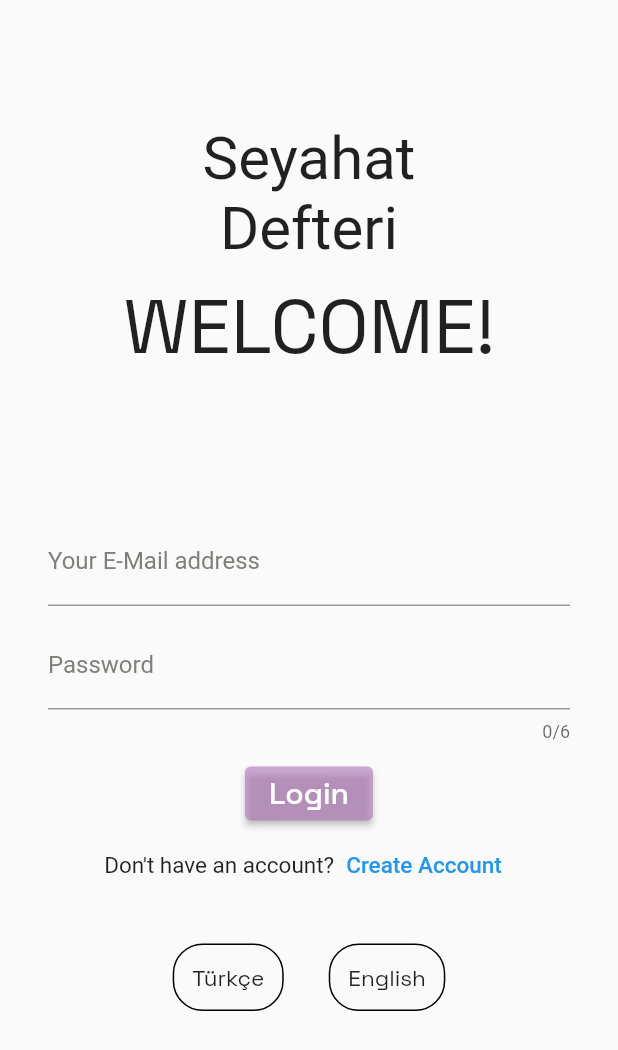
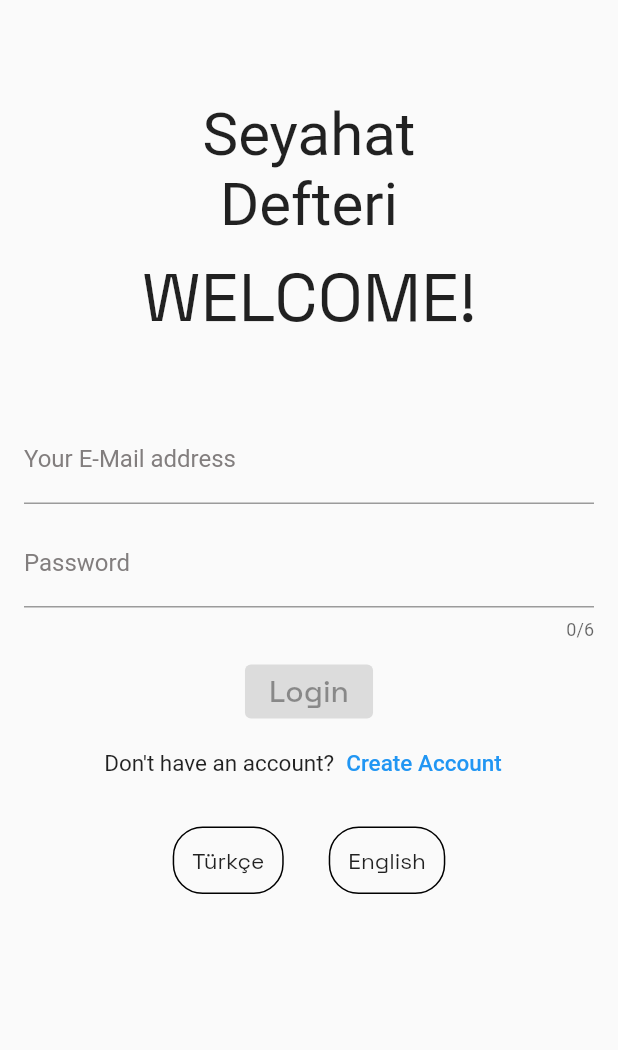
Before and after one commit to mahmutcancokcapar/seyahat-defteri, a Flutter app: the screen it shows after launch, on a phone screen of 412 x 824 dp. Shown: the top 1050 px of the screen. Run offline on Flutter 3.47's test engine with Material 2 defaults, Android fonts, the phone set to English and light mode, and no system bars; our stand-ins replace cloud_firestore, curved_navigation_bar, firebase_auth, firebase_core, geolocator, get and 2 more; accounts and stored records are empty.

Commit message:
Update login_page.dart

```diff
--- a/lib/sayfalar/login_page.dart
+++ b/lib/sayfalar/login_page.dart
@@ -2,6 +2,7 @@ import 'package:firebase_auth/firebase_auth.dart';
 import 'package:flutter/material.dart';
 import 'package:get/get.dart';
 import 'package:google_fonts/google_fonts.dart';
+import 'package:seydef/sayfalar/discover_page.dart';
 import 'package:seydef/sayfalar/register.dart';
 import '../service/auth.dart';
 
@@ -16,29 +17,64 @@ class _LoginPageState extends State<LoginPage> {
   TextEditingController emailController = TextEditingController();
   TextEditingController passwordController = TextEditingController();
 
-  String? errorMessage = '';
+  String errorMessage = '';
+  bool isButtonEnabled = false;
+  bool isTurkish = true;
 
-  bool isTurkish = true;
+  void checkField() {
+    setState(() {
+      isButtonEnabled =
+          emailController.text.isNotEmpty && passwordController.text.isNotEmpty;
+    });
+  }
 
   Future<void> signIn() async {
     try {
-      await Auth().signIn(
+      await Auth()
+          .signIn(
             email: emailController.text.trim(),
             password: passwordController.text.trim(),
+          )
+          .then(
+            (value) => Navigator.pushReplacement(
+              context,
+              MaterialPageRoute(
+                builder: (context) => Discover(),
+              ),
+            ),
           );
-    } on FirebaseAuthException catch (e) {
-      setState(() {
-        errorMessage = e.message;
-      });
+    } catch (e) {
+      if (e is FirebaseAuthException) {
+        if (e.code == 'user-not-found') {
+          errorMessage = 'kullaniciBulunamadi'.tr;
+        } else if (e.code == 'wrong-password') {
+          errorMessage = 'hataliSifre'.tr;
+        } else if (e.code == 'invalid-email') {
+          errorMessage = 'gecersizEposta'.tr;
+        } else {
+          errorMessage = 'hata'.tr;
+        }
+
+        ScaffoldMessenger.of(context).showSnackBar(
+          SnackBar(
+            content: Text(errorMessage),
+            duration: Duration(seconds: 3),
+          ),
+        );
+      }
     }
   }
 
   @override
   Widget build(BuildContext context) {
     return Scaffold(
-      resizeToAvoidBottomInset: false,
-      body: Padding(
-        padding: const EdgeInsets.all(32.0),
+      body: Container(
+        width: double.infinity,
+        height: double.infinity,
+        child: Padding(
+          padding: const EdgeInsets.all(16.0),
+          child: SingleChildScrollView(
+            physics: const BouncingScrollPhysics(),
             child: Column(
               children: [
                 const SizedBox(
@@ -57,15 +93,16 @@ class _LoginPageState extends State<LoginPage> {
                 Text(
                   'hg'.tr,
                   style: GoogleFonts.spaceGrotesk(
-                fontSize: 50,
+                    fontSize: 45,
                   ),
                   textAlign: TextAlign.start,
                 ),
                 const SizedBox(
-              height: 95,
+                  height: 50,
                 ),
                 TextField(
                   controller: emailController,
+                  onChanged: (value) => checkField(),
                   keyboardType: TextInputType.emailAddress,
                   style: GoogleFonts.indieFlower(),
                   decoration: InputDecoration(
@@ -80,6 +117,7 @@ class _LoginPageState extends State<LoginPage> {
                   height: 10,
                 ),
                 TextField(
+                  onChanged: (value) => checkField(),
                   controller: passwordController,
                   obscureText: true,
                   style: GoogleFonts.indieFlower(),
@@ -100,16 +138,11 @@ class _LoginPageState extends State<LoginPage> {
                   style: ElevatedButton.styleFrom(
                     backgroundColor: const Color.fromARGB(147, 179, 117, 186),
                   ),
-              onPressed: () {
-                signIn();
-              },
+                  onPressed: isButtonEnabled ? signIn : null,
                   child: Text(
                     'giris'.tr,
                     style: GoogleFonts.spaceGrotesk(fontSize: 20),
                   ),
-            ),
-            const SizedBox(
-              width: 10,
                 ),
                 Row(
                   children: [
@@ -137,7 +170,7 @@ class _LoginPageState extends State<LoginPage> {
                   ],
                 ),
                 const SizedBox(
-              height: 20,
+                  height: 10,
                 ),
                 Padding(
                   padding: const EdgeInsets.all(8.0),
@@ -190,8 +223,9 @@ class _LoginPageState extends State<LoginPage> {
                     ],
                   ),
                 ),
-            const Spacer(),
               ],
+            ),
+          ),
         ),
       ),
     );
```
Lines whose indentation alone changed are shown as unchanged.
